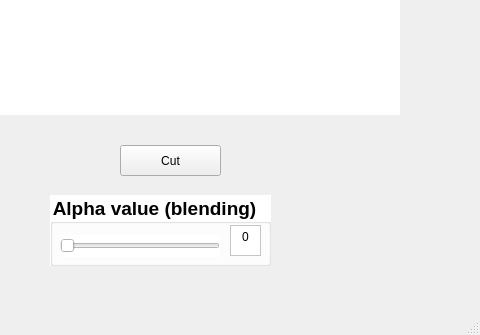
Before: the Qt Designer form UI/MainGUI.ui in a3102a123/IMVFX_Final, drawn with Qt 5; both pictures show x 800 to 1280 and y 385 to 720 of the 1280 by 720 pixel window.
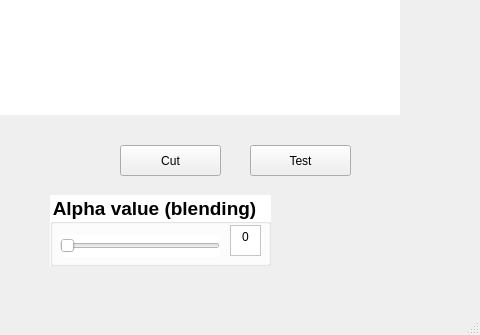
After: the same form once the commit is applied.

Diff of the .ui file:
```diff
--- a/UI/MainGUI.ui
+++ b/UI/MainGUI.ui
@@ -119,6 +119,19 @@
      </property>
     </widget>
    </widget>
+   <widget class="QPushButton" name="TestButton">
+    <property name="geometry">
+     <rect>
+      <x>1050</x>
+      <y>530</y>
+      <width>101</width>
+      <height>31</height>
+     </rect>
+    </property>
+    <property name="text">
+     <string>Test</string>
+    </property>
+   </widget>
   </widget>
   <widget class="QMenuBar" name="menubar">
    <property name="geometry">
```
